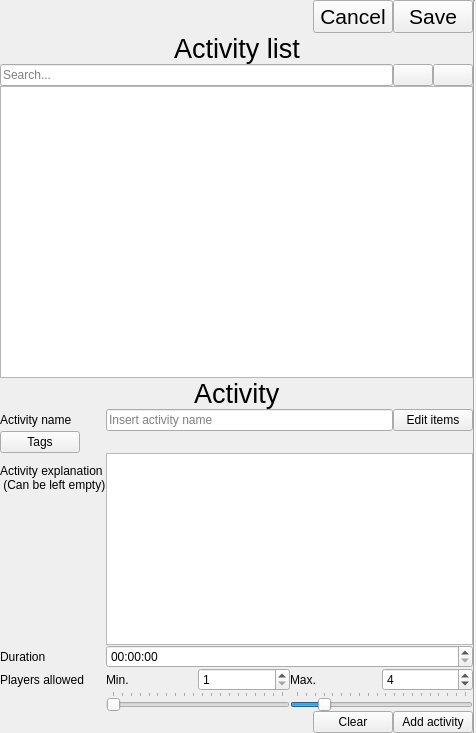
The window that mngactivity.ui (glennnys/Decided) describes before a commit, drawn with Qt 5.
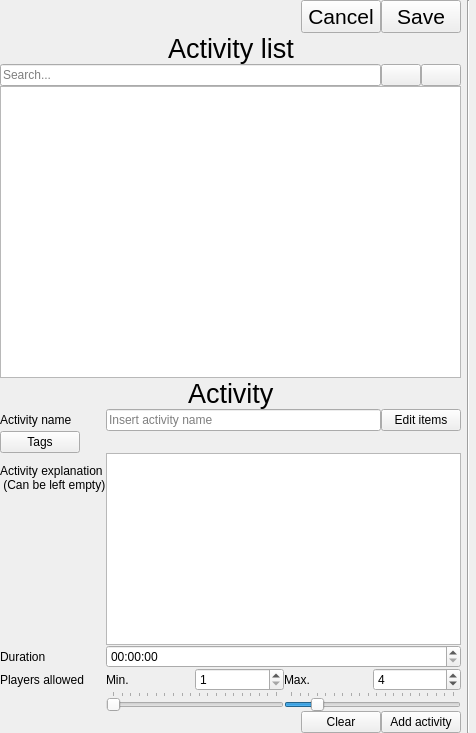
The same window after the commit. Icons and pictures are not drawn.

```diff
--- a/mngactivity.ui
+++ b/mngactivity.ui
@@ -15,7 +15,7 @@
   </property>
   <layout class="QHBoxLayout" name="horizontalLayout_2">
    <property name="spacing">
-    <number>0</number>
+    <number>6</number>
    </property>
    <property name="leftMargin">
     <number>0</number>
```
